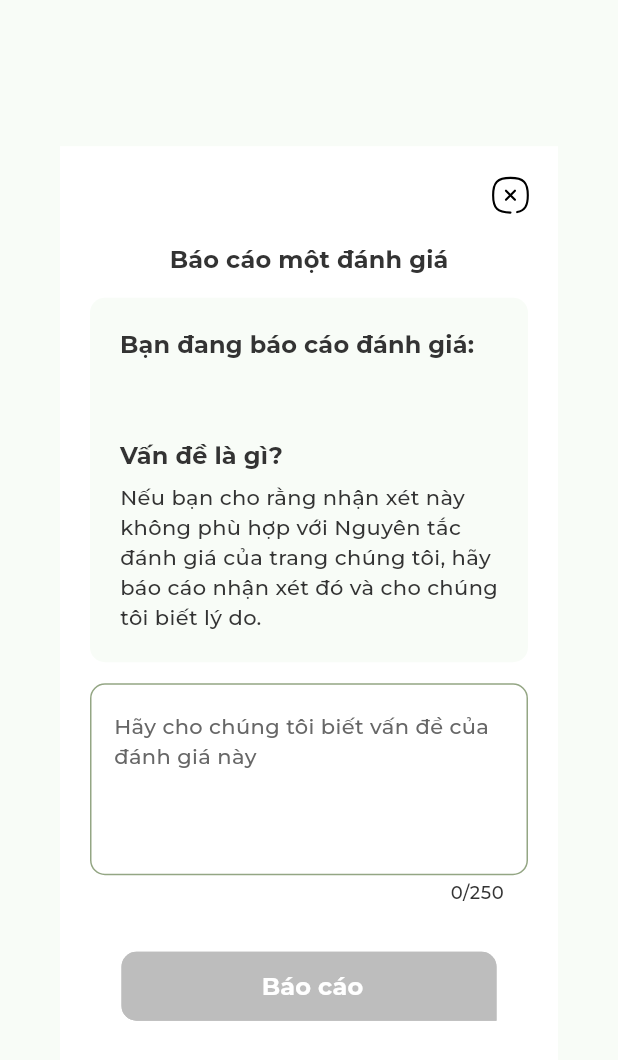
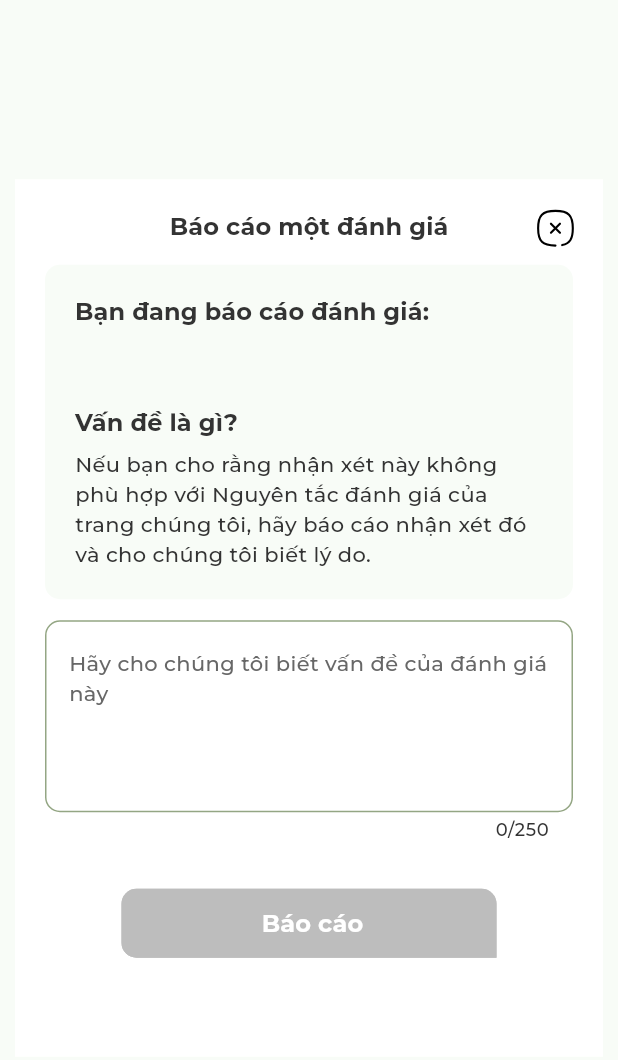
Before and after one commit to xuuanthuc/rank_your_uni, a Flutter app: the ReportReviewForm widget shown alone on an empty page, opened directly with empty values, on a phone screen of 412 x 824 dp. Shown: the top 1060 px of the screen. Run offline on Flutter 3.47's test engine with Material 3 defaults, Android fonts, the light colour scheme and no system bars; our stand-ins replace auto_size_text, connectivity_plus, dio, dropdown_button2, equatable, firebase_core and 10 more; accounts and stored records are empty; generated files the repository leaves out were written again; network calls fail; project files that could hold a hidden picture were left out.

Commit message:
update report ui

```diff
--- a/lib/src/screens/detail/report_review_form.dart
+++ b/lib/src/screens/detail/report_review_form.dart
@@ -31,12 +31,10 @@ class _ReportReviewFormState extends State<ReportReviewForm> {
     return BlocListener<ReportCubit, ReportState>(
       listener: (context, state) {
         if (state.status == ReportStatus.success) {
-          appToast(
-            context,
+          appToast(context,
               message: AppLocalizations.of(context)!.reportSuccess,
               subMessage: AppLocalizations.of(context)!.subtitleReportSuccess,
-            type: ToastType.success
-          );
+              type: ToastType.success);
           context.pop();
         } else if (state.status == ReportStatus.error) {
           appToast(
@@ -49,33 +47,22 @@ class _ReportReviewFormState extends State<ReportReviewForm> {
       child: Dialog(
         backgroundColor: Colors.white,
         surfaceTintColor: Colors.transparent,
+        insetPadding: const EdgeInsets.all(10),
         shape: const RoundedRectangleBorder(
             borderRadius: BorderRadius.all(Radius.circular(0))),
         child: Container(
           constraints: const BoxConstraints(maxWidth: Public.tabletSize),
+          child: Stack(
+            children: [
+              Container(
+                padding: EdgeInsets.symmetric(
+                  vertical: ResponsiveBuilder.setHorizontalPadding(context),
+                ),
                 child: SingleChildScrollView(
                   child: Column(
                     crossAxisAlignment: CrossAxisAlignment.start,
                     mainAxisSize: MainAxisSize.min,
                     children: [
-                Row(
-                  mainAxisAlignment: MainAxisAlignment.end,
-                  children: [
-                    Padding(
-                      padding: const EdgeInsets.all(8.0),
-                      child: IconButton(
-                        onPressed: () => context.pop(),
-                        icon: SizedBox(
-                          height: 30,
-                          width: 30,
-                          child: SvgPicture.asset(
-                            AppImages.iSheetClose,
-                          ),
-                        ),
-                      ),
-                    )
-                  ],
-                ),
                       Padding(
                         padding: EdgeInsets.symmetric(
                           horizontal: ResponsiveBuilder.setHorizontalPadding(context),
@@ -179,6 +166,27 @@ class _ReportReviewFormState extends State<ReportReviewForm> {
                   ),
                 ),
               ),
+              Row(
+                mainAxisAlignment: MainAxisAlignment.end,
+                children: [
+                  Padding(
+                    padding: const EdgeInsets.all(8.0),
+                    child: IconButton(
+                      onPressed: () => context.pop(),
+                      icon: SizedBox(
+                        height: 30,
+                        width: 30,
+                        child: SvgPicture.asset(
+                          AppImages.iSheetClose,
+                        ),
+                      ),
+                    ),
+                  )
+                ],
+              ),
+            ],
+          ),
+        ),
       ),
     );
   }
```
Also changed, not shown: 1 other file. Lines whose indentation alone changed are shown as unchanged.
